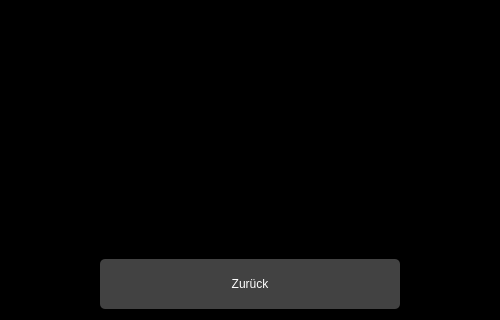
This is hswidget.ui in Rhagnur/BelegReversi as Qt 5 draws it before an edit; both pictures show x 0 to 500 and y 280 to 600 of the 500 by 600 pixel window. The edited form follows.
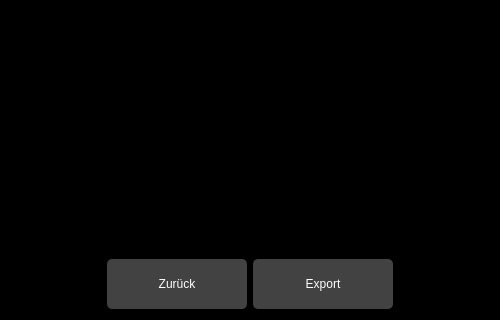
This is the edited form.

Commit message: Highscore Export als plain/txt

```diff
--- a/hswidget.ui
+++ b/hswidget.ui
@@ -73,19 +73,38 @@
       <widget class="QGraphicsView" name="graphicsViewHS"/>
      </item>
      <item>
+      <layout class="QHBoxLayout" name="horizontalLayout_3">
+       <item>
       <widget class="QPushButton" name="pushButton_HSBack">
        <property name="styleSheet">
         <string notr="true">background-color: #424242;
 font: 75 12pt &quot;Verdana&quot;;
 color: #FFF;
 height: 50px;
-min-width: 300px;
+min-width: 140px;
 border-radius: 5px;</string>
        </property>
        <property name="text">
         <string>Zurück</string>
        </property>
       </widget>
+       </item>
+       <item>
+        <widget class="QPushButton" name="pushButton_HSExport">
+         <property name="styleSheet">
+          <string notr="true">background-color: #424242;
+font: 75 12pt &quot;Verdana&quot;;
+color: #FFF;
+height: 50px;
+min-width: 140px;
+border-radius: 5px;</string>
+         </property>
+         <property name="text">
+          <string>Export</string>
+         </property>
+        </widget>
+       </item>
+      </layout>
      </item>
     </layout>
    </item>
```
Lines whose indentation alone changed are shown as unchanged. The commit also changes 3 other files.
